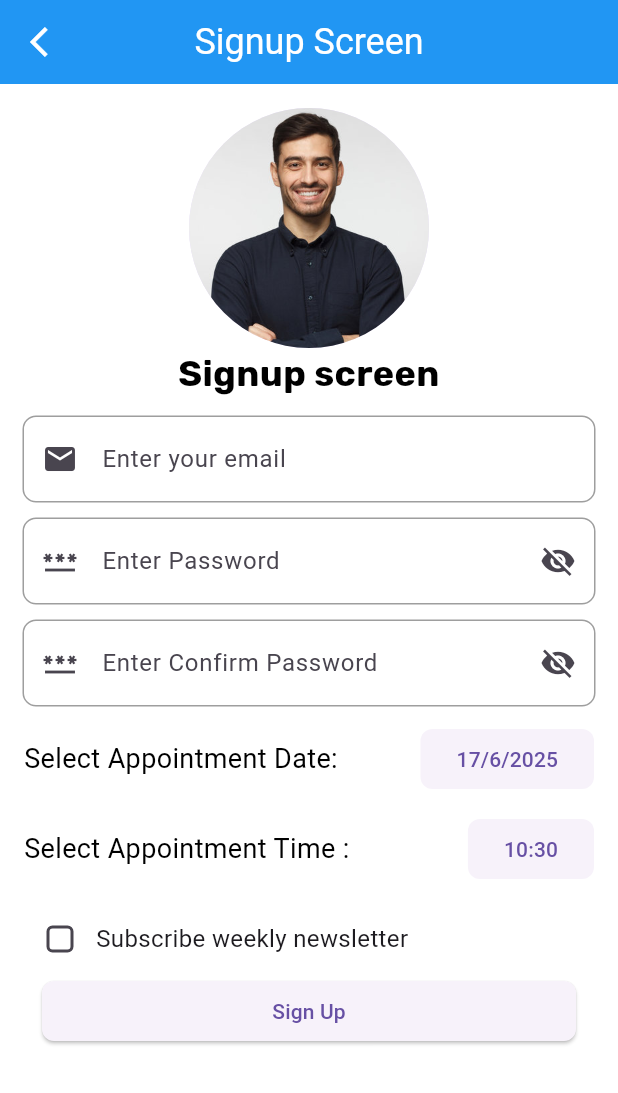
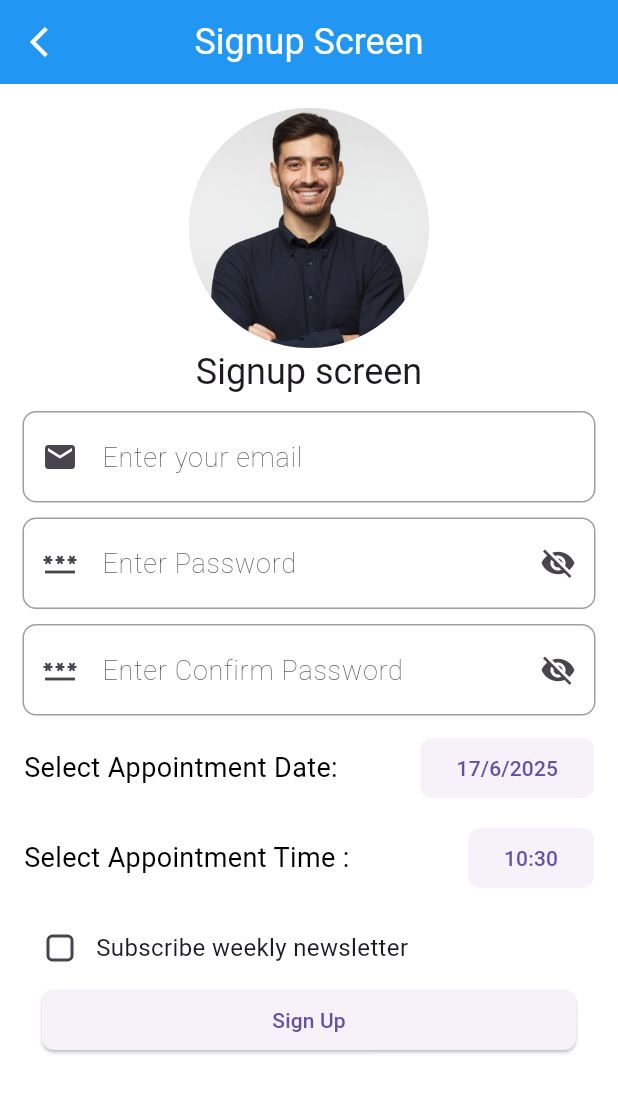
Before and after one commit to shyambuhecha7/flutter-journey, a Flutter app: the screen it shows after launch, after a tap on "Signup Screen", on a phone screen of 412 x 824 dp. Shown: the top 1093 px of the screen. Run offline on Flutter 3.47's test engine with Material 3 defaults, Android fonts, the phone set to English and light mode, and no system bars.

Commit message:
states and splash screen

```diff
--- a/lib/HomeScreen.dart
+++ b/lib/HomeScreen.dart
@@ -4,6 +4,7 @@ import 'package:my_first_project/components/custom_button.dart';
 import 'package:my_first_project/components/custom_text_field.dart';
 import 'package:my_first_project/screens/ListScreen.dart';
 import 'package:my_first_project/screens/ListTileScreen.dart';
+import 'package:my_first_project/screens/common_screen.dart';
 
 import 'SignUpScreen.dart';
 
@@ -25,7 +26,10 @@ class _HomescreenState extends State<Homescreen> {
       body: Container(
         color: Colors.white,
         width: double.infinity,
+        height: double.infinity,
         padding: EdgeInsets.all(12),
+        child: SingleChildScrollView(
+          child: Center(
             child: Column(
               mainAxisSize: MainAxisSize.max,
               mainAxisAlignment: MainAxisAlignment.center,
@@ -71,6 +75,15 @@ class _HomescreenState extends State<Homescreen> {
                   padding: EdgeInsets.symmetric(horizontal: 12, vertical: 6),
                 ),
 
+                SizedBox(height: 12),
+
+                Custombutton(
+                  text: "Counter Screen",
+                  onPress: () {Navigator.push(context, MaterialPageRoute(builder: (context) => CommonScreen()
+                  ));},
+                  padding: EdgeInsets.symmetric(horizontal: 12, vertical: 6),
+                ),
+
                 CustomTextField(
                   hint: "Enter Email",
                   icon: Icons.email,
@@ -93,6 +106,8 @@ class _HomescreenState extends State<Homescreen> {
               ],
             ),
           ),
+        ),
+      ),
     );
   }
 }
--- a/lib/SignUpScreen.dart
+++ b/lib/SignUpScreen.dart
@@ -23,7 +23,6 @@ class _SignupScreenState extends State<SignupScreen> {
     return Scaffold(
       appBar: AppBar(
         title: Text("Signup Screen"),
-        backgroundColor: Colors.blue,
         iconTheme: IconThemeData(color: Colors.white),
         centerTitle: true,
         leading: Padding(
@@ -56,12 +55,7 @@ class _SignupScreenState extends State<SignupScreen> {
               child: Text(
                 "Signup screen",
                 textAlign: TextAlign.center,
-                style: TextStyle(
-                  fontSize: 24,
-                  fontFamily: 'FontMain',
-                  fontWeight: FontWeight.bold,
-                  color: Colors.black,
-                ),
+                style: Theme.of(context).textTheme.headlineMedium,
               ),
             ),
 
--- a/lib/main.dart
+++ b/lib/main.dart
@@ -1,6 +1,6 @@
 import 'package:flutter/material.dart';
 import 'package:my_first_project/HomeScreen.dart';
-import 'package:my_first_project/SignUpScreen.dart';
+import 'package:my_first_project/screens/splash_screen.dart';
 
 void main() {
   runApp(MainApp());
@@ -13,9 +13,22 @@ class MainApp extends StatelessWidget {
   Widget build(BuildContext context) {
     const String appName = "Flutter Journey";
     return MaterialApp(
+      theme: ThemeData(
+        primarySwatch: Colors.yellow,
+        textTheme: TextTheme(
+          bodyLarge: TextStyle(fontSize: 18,fontWeight: FontWeight.w200),
+          headlineMedium: TextStyle(fontSize: 24, fontWeight: FontWeight.w400)
+        ),
+        appBarTheme: AppBarTheme(
+          backgroundColor: Colors.blue,
+          iconTheme: IconThemeData(color: Colors.white),
+          titleTextStyle: TextStyle(color: Colors.white, fontSize: 24),
+          centerTitle: true,
+        ),
+      ),
       title: appName,
       debugShowCheckedModeBanner: false,
-      home: Homescreen()
+      home: const SplashScreen(),
     );
   }
 }
--- /dev/null
+++ b/lib/screens/splash_screen.dart
@@ -0,0 +1,37 @@
+import 'dart:async';
+
+import 'package:flutter/material.dart';
+import 'package:my_first_project/HomeScreen.dart';
+
+class SplashScreen extends StatefulWidget {
+  const SplashScreen({super.key});
+
+  @override
+  State<SplashScreen> createState() => _SplashScreenState();
+
+}
+
+class _SplashScreenState extends State<SplashScreen> {
+
+  @override
+  void initState() {
+    super.initState();
+
+    Timer(Duration(seconds: 3), () {
+      Navigator.pushReplacement(
+          context, MaterialPageRoute(builder: (context) => Homescreen(),));
+    });
+  }
+
+  @override
+  Widget build(BuildContext context) {
+    return Scaffold(body: Container(
+      color: Colors.white,
+      height: double.infinity,
+      width: double.infinity,
+      child: Center(
+        child: Image.asset('assets/images/app_logo.png',width: 100, height: 100,fit: BoxFit.cover,)),
+      ),
+    );
+  }
+}
--- a/pubspec.yaml
+++ b/pubspec.yaml
@@ -20,6 +20,7 @@ flutter:
 
   assets:
     - assets/images/person.png
+    - assets/images/app_logo.png
 
   fonts:
     - family: FontMain
```
Also changed, not shown: lib/screens/common_screen.dart (added, +48 -0 lines), assets/images/app_logo.png (added). Lines whose indentation alone changed are shown as unchanged.
